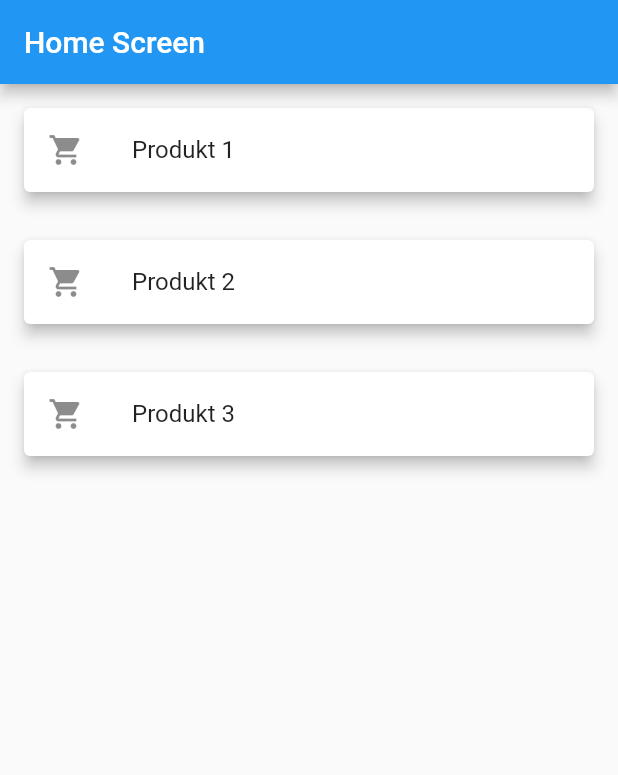
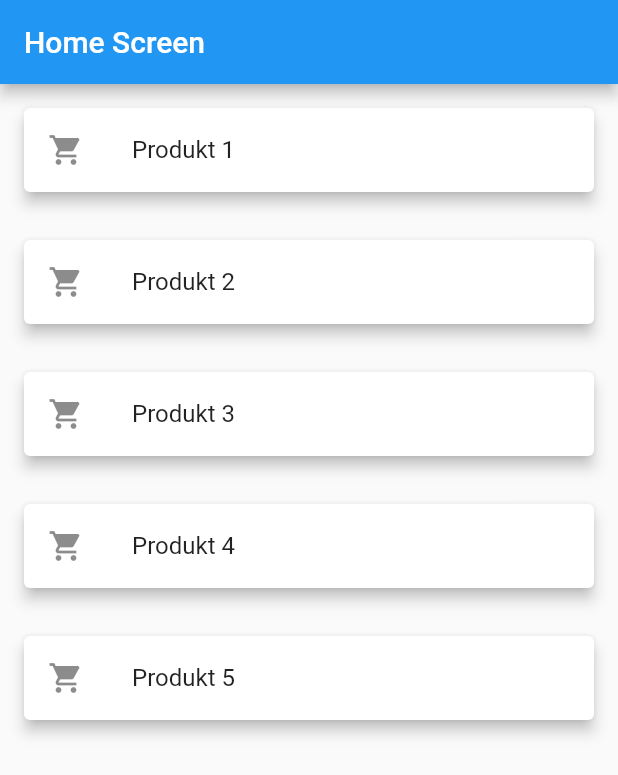
Before and after one commit to RaxoTheOne/flutter_navigation, a Flutter app: the screen it shows after launch, on a phone screen of 412 x 824 dp. Shown: the top 775 px of the screen. Run offline on Flutter 3.47's test engine with Material 2 defaults, Android fonts, the phone set to English and light mode, and no system bars.

Commit message:
Little Change

```diff
--- a/lib/main.dart
+++ b/lib/main.dart
@@ -22,7 +22,7 @@ class MyApp extends StatelessWidget {
 }
 
 class HomeScreen extends StatelessWidget {
-  final List<String> products = ['Produkt 1', 'Produkt 2', 'Produkt 3'];
+  final List<String> products = ['Produkt 1', 'Produkt 2', 'Produkt 3', 'Produkt 4', 'Produkt 5'];
 
   @override
   Widget build(BuildContext context) {
```
